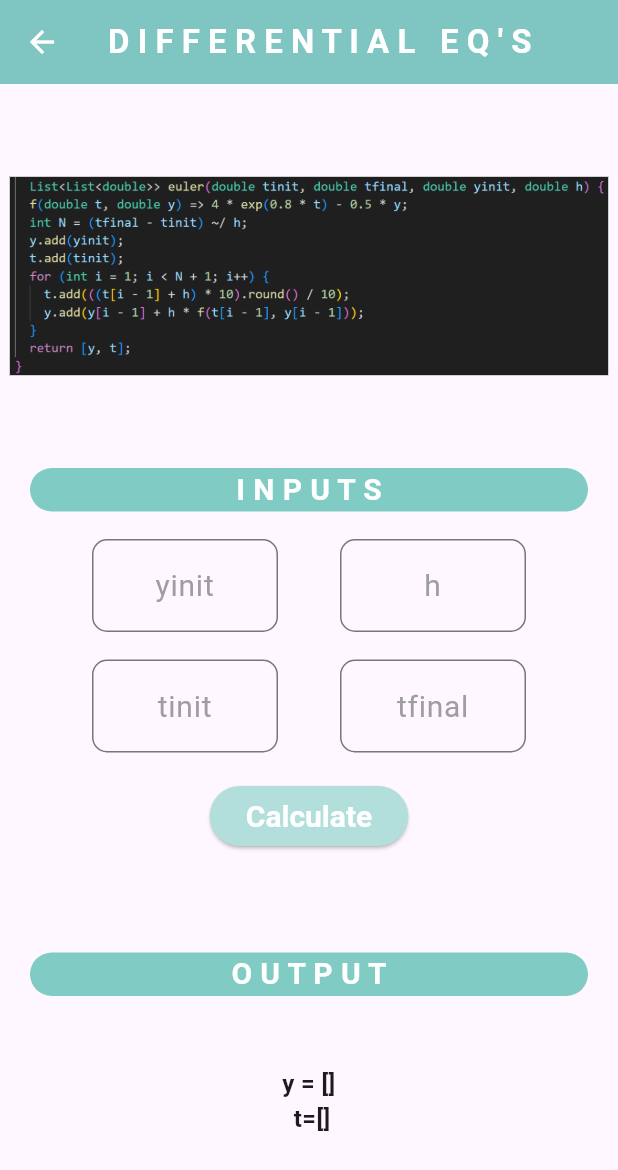
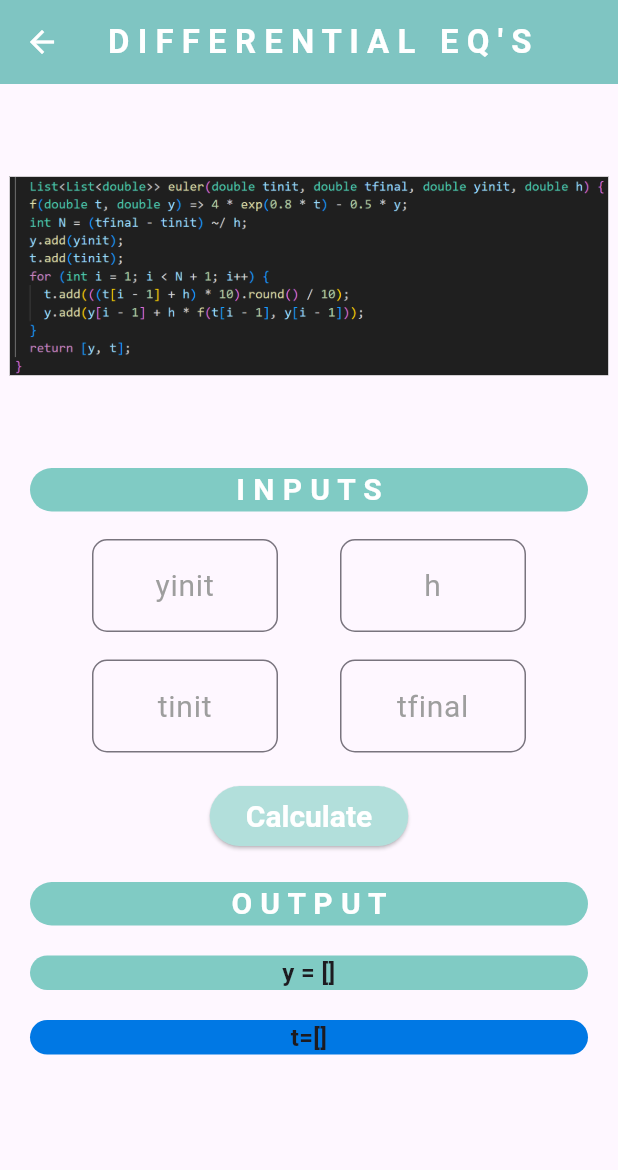
Before and after one commit to JawadZ02/MTH-App, a Flutter app: the DifferentialPage screen opened directly, on a phone screen of 412 x 824 dp. Shown: the top 1170 px of the screen. Run offline on Flutter 3.47's test engine with Material 3 defaults, Android fonts, the phone set to English and light mode, and no system bars.

Commit message:
design_differential

```diff
--- a/lib/pages/differential.dart
+++ b/lib/pages/differential.dart
@@ -218,7 +218,6 @@ class _DifferentialPageState extends State<DifferentialPage> {
                 margin: const EdgeInsets.fromLTRB(20, 0, 20, 20),
                 //decoration: BoxDecoration(border: Border.all(width: 1)),
                 child: Column(
-                    mainAxisAlignment: MainAxisAlignment.spaceEvenly,
                     children: [
                       Container(
                           margin: const EdgeInsets.only(top: 20),
@@ -234,16 +233,40 @@ class _DifferentialPageState extends State<DifferentialPage> {
                                 color: Colors.white),
                           ),
                           ),
-                      Text(
-                        'y = $y \n t=$t',
+                          Container(
+                          margin: const EdgeInsets.only(top: 20),
+                          alignment: Alignment.topCenter,
+                          decoration: BoxDecoration(
+                              color: Colors.teal[200],
+                              borderRadius: BorderRadius.circular(20.0)),
+                          child:  Text(
+                        'y = $y',
                         textAlign: TextAlign.center,
                         style: const TextStyle(
                           fontSize: 16,
                           fontWeight: FontWeight.bold,
                         ),
                       ),
+                          ),
+                      Container(
+                          margin: const EdgeInsets.only(top: 20),
+                          alignment: Alignment.topCenter,
+                          decoration: BoxDecoration(
+                              color: Color.fromARGB(255, 0, 120, 228),
+                              borderRadius: BorderRadius.circular(20.0),),
+                          child:  Text(
+                        't=$t',
+                        textAlign: TextAlign.center,
+                        style: const TextStyle(
+                          fontSize: 16,
+                          fontWeight: FontWeight.bold,
+                        ),
+                      ),
+                          ),
 
-                    ]),
+                    ]
+
+                    ),
               ),
             ),
           ],
```
